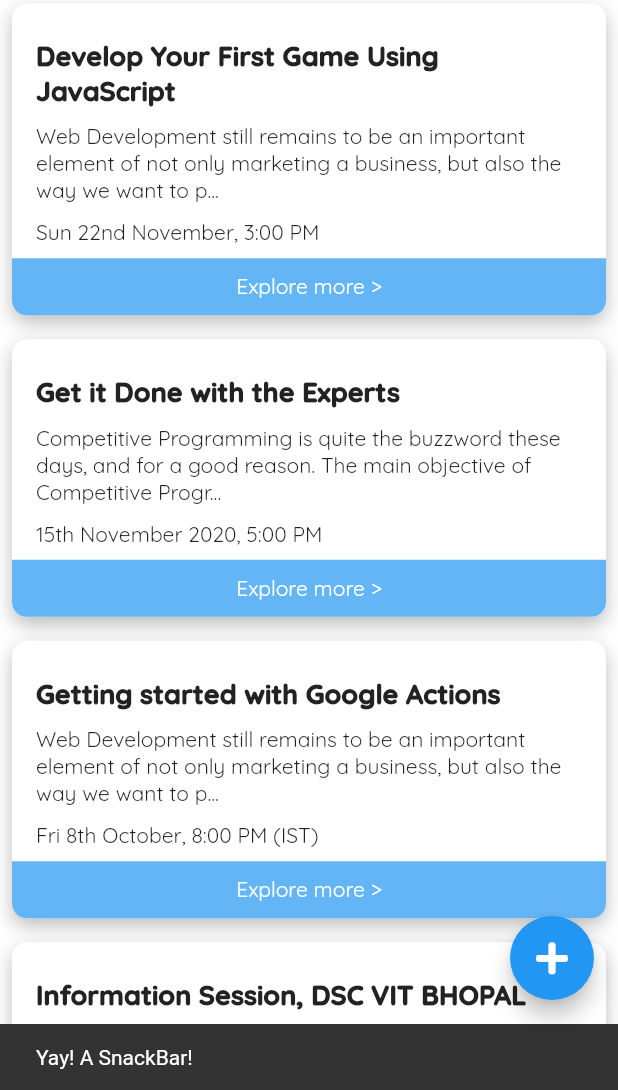
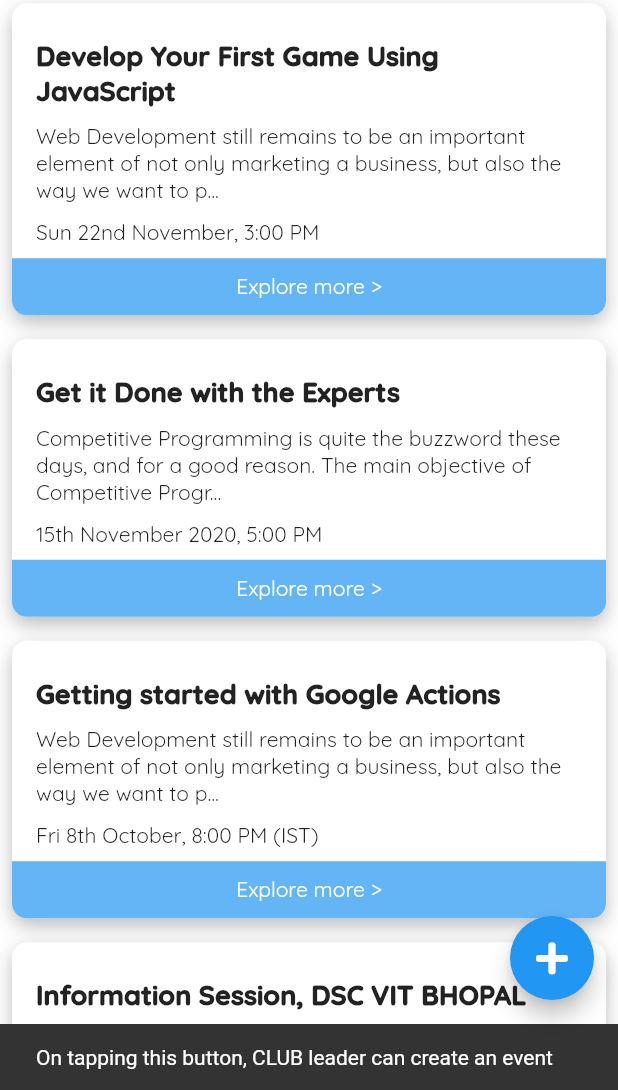
Before and after one commit to woinbo/DSC-app, a Flutter app: the HomePage screen opened by its route, after a tap on an icon or button, on a phone screen of 412 x 824 dp, the part 146-1236 px from its top. Run offline on Flutter 3.47's test engine with Material 2 defaults, Android fonts, the phone set to English and light mode, and no system bars; drawn by our look-alikes of auto_size_text; our stand-ins replace fluttericon, google_fonts.

Commit message:
Link button, bug fix

```diff
--- a/lib/data/models/eventsModel.dart
+++ b/lib/data/models/eventsModel.dart
@@ -16,6 +16,7 @@ class EventModel {
       this.eventMoreInfoLink,
       this.eventPoster,
       this.eventDay,
+      this.eventURL,
       this.secondPageHeading,
       this.secondPageSubHeading,
       this.thirdPageHeading,
@@ -33,6 +34,7 @@ class EventModel {
   String eventMoreInfoLink;
   String eventPoster;
   String eventDay;
+  String eventURL;
   String secondPageHeading;
   String secondPageSubHeading;
   String thirdPageHeading;
@@ -54,7 +56,9 @@ class EventModel {
         secondPageHeading: json["secondPageHeading"],
         secondPageSubHeading: json["secondPageSubHeading"],
         thirdPageHeading: json["thirdPageHeading"],
-      thirdPageSubHeading: json["thirdPageSubHeading"]);
+        thirdPageSubHeading: json["thirdPageSubHeading"],
+        eventURL: json['eventURL'],
+      );
 
   Map<String, dynamic> toJson() => {
         "id": id,
@@ -71,6 +75,7 @@ class EventModel {
         "secondPageSubHeading": [secondPageSubHeading],
         "thirdPageHeading": [thirdPageHeading],
         "thirdPageSubHeading": [thirdPageSubHeading],
+        "eventURL": [eventURL],
       };
 }
 
@@ -118,6 +123,8 @@ final List<EventModel> eventsTestData = [
       "4. Publishing to Github pages",
       "5. Activity!",
     ],
+    eventURL:
+        "https://dsc.community.dev/events/details/developer-student-clubs-vellore-institute-of-technology-bhopal-presents-develop-your-first-game-using-javascript/",
   ),
   EventModel(
     id: 2,
@@ -141,6 +148,8 @@ final List<EventModel> eventsTestData = [
       "Date: 15th November 2020",
       "Time: 5 PM",
     ],
+    eventURL:
+        "https://dsc.community.dev/events/details/developer-student-clubs-vellore-institute-of-technology-bhopal-presents-get-it-done-with-the-experts/",
   ),
   EventModel(
     id: 3,
@@ -154,6 +163,8 @@ final List<EventModel> eventsTestData = [
     eventPoster: null,
     eventMoreInfoLink: "https://youtu.be/-E9wT3ZAdzg",
     eventHashTag: "Assistant / Actions on Google",
+    eventURL:
+        "https://dsc.community.dev/events/details/developer-student-clubs-vellore-institute-of-technology-bhopal-presents-inaugural-ceremony-of-dsc-vit-bhopal/",
   ),
   EventModel(
     id: 4,
@@ -179,5 +190,8 @@ final List<EventModel> eventsTestData = [
       "Working Methodology",
       "Perks of Joining DSC",
       "And a fun activity - Kahoot Session",
-      ]),
+    ],
+    eventURL:
+        "https://dsc.community.dev/events/details/developer-student-clubs-vellore-institute-of-technology-bhopal-presents-introduction-to-open-source-and-git/",
+  ),
 ];
--- a/lib/screens/homeScreen/homePage.dart
+++ b/lib/screens/homeScreen/homePage.dart
@@ -1,6 +1,5 @@
 import 'package:DSC/configs/assets.dart';
 import 'package:auto_size_text/auto_size_text.dart';
-import 'package:flappy_search_bar/flappy_search_bar.dart';
 import 'package:flutter/material.dart';
 import 'package:DSC/data/models/eventsModel.dart';
 import 'package:fluttericon/font_awesome5_icons.dart';
@@ -27,13 +26,6 @@ class _HomePageState extends State<HomePage> {
                 child: Center(child: Image.asset(Assets.vitb_dsc_logo)),
               ),
             ),
-            // Expanded(
-            //   flex: 2,
-            //   child: Container(
-            //     margin: EdgeInsets.all(8),
-            //     child: SearchBar(),
-            //   ),
-            // ),
             Expanded(
               flex: 8,
               child: Container(
@@ -124,13 +116,16 @@ class _HomePageState extends State<HomePage> {
                   },
                 ),
               ),
-            ),
+            )
           ],
         ),
       ),
       floatingActionButton: FloatingActionButton(
+        heroTag: "eventAdd",
         onPressed: () {
-          final snackBar = SnackBar(content: Text('Yay! A SnackBar!'));
+          final snackBar = SnackBar(
+              content: Text(
+                  'On tapping this button, CLUB leader can create an event'));
           _scaffoldKey.currentState.showSnackBar(snackBar);
         },
         tooltip: "Add event",
--- a/pubspec.yaml
+++ b/pubspec.yaml
@@ -29,6 +29,7 @@ dependencies:
   flutter_svg: ^0.19.1
   google_fonts: ^1.1.1
   fluttericon: ^1.0.7
+  url_launcher: ^5.7.10
 
 dev_dependencies:
   flutter_test:
```
Also changed, not shown: lib/main.dart (+3 -22 lines), lib/screens/eventDetails/eventDetails.dart (+51 -21 lines), lib/screens/onBoardScreen/onBoardingPage.dart (+3 -17 lines), lib/widgets/pageIndicator.dart (added, +16 -0 lines), pubspec.lock, 6 other files. Lines whose indentation alone changed are shown as unchanged.
